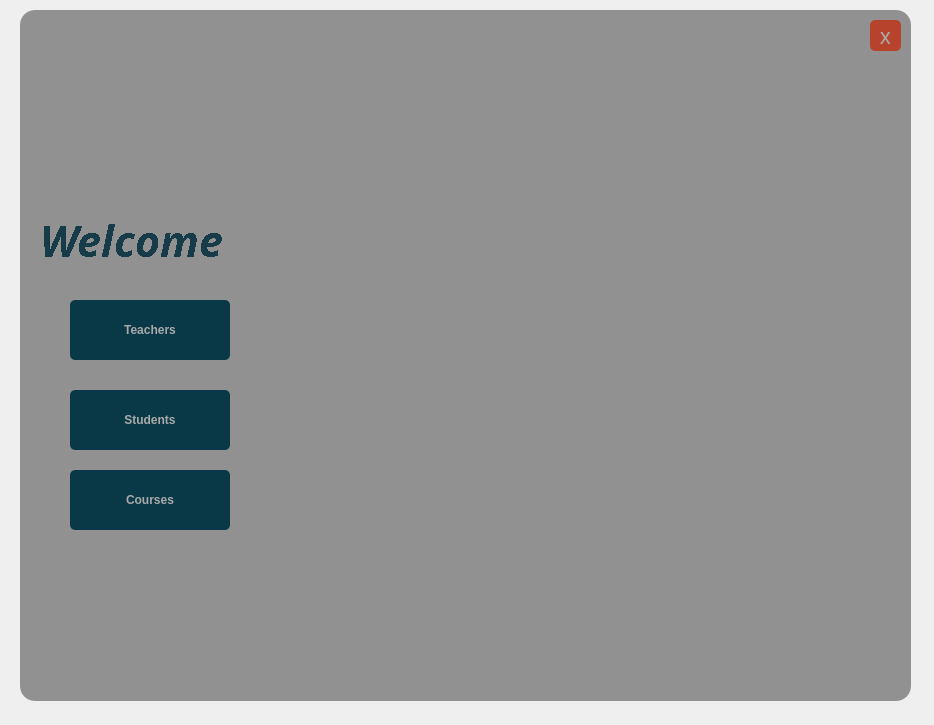
Before: the Qt Designer form UIs/welcome window.ui in IxBahy/EDU-center-system, drawn with Qt 5.
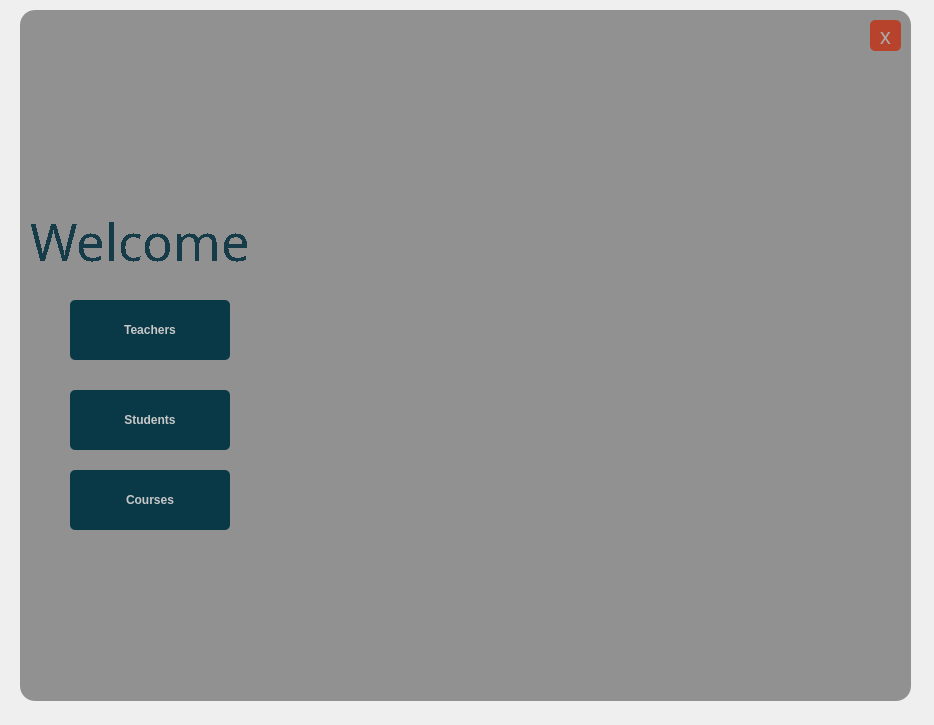
After: the same form once the commit is applied. Icons and pictures are not drawn.

```diff
--- a/UIs/welcome window.ui
+++ b/UIs/welcome window.ui
@@ -55,19 +55,19 @@
    <widget class="QLabel" name="Program_name">
     <property name="geometry">
      <rect>
-      <x>40</x>
+      <x>30</x>
       <y>180</y>
-      <width>241</width>
+      <width>251</width>
       <height>121</height>
      </rect>
     </property>
     <property name="font">
      <font>
-      <family>Cascadia Code ExtraLight</family>
-      <pointsize>32</pointsize>
-      <weight>75</weight>
-      <italic>true</italic>
-      <bold>true</bold>
+      <family>Dubai Medium</family>
+      <pointsize>38</pointsize>
+      <weight>50</weight>
+      <italic>false</italic>
+      <bold>false</bold>
       <underline>false</underline>
       <strikeout>false</strikeout>
       <stylestrategy>NoAntialias</stylestrategy>
@@ -101,7 +101,7 @@
      <string notr="true">QPushButton#TeacherButton{
 	background-color: rgb(9, 57, 71);
 	border-radius:5px;
-color:rgb(170, 170, 170);
+color:rgb(200,200,200);
 }
 QPushButton#TeacherButton:hover{	
 	background-color: qlineargradient(spread:pad, x1:0.99, y1:1, x2:0, y2:0, stop:0.119403 rgba(19, 122, 150, 255), stop:0.791045 rgba(37, 44, 38, 255));
@@ -150,7 +150,7 @@
 	
 	background-color: rgb(9, 57, 71);
 	border-radius:5px;
-color:rgb(170, 170, 170);
+color:rgb(200,200,200);
 }
 QPushButton#StudentButton:hover{	
 	background-color: qlineargradient(spread:pad, x1:0.99, y1:1, x2:0, y2:0, stop:0.119403 rgba(19, 122, 150, 255), stop:0.791045 rgba(37, 44, 38, 255));
@@ -193,7 +193,7 @@
 	
 	background-color: rgb(9, 57, 71);
 	border-radius:5px;
-color:rgb(170, 170, 170);
+color:rgb(200,200,200);
 }
 QPushButton#CoursesButton:hover{	
 	background-color: qlineargradient(spread:pad, x1:0.99, y1:1, x2:0, y2:0, stop:0.119403 rgba(19, 122, 150, 255), stop:0.791045 rgba(37, 44, 38, 255));
```
